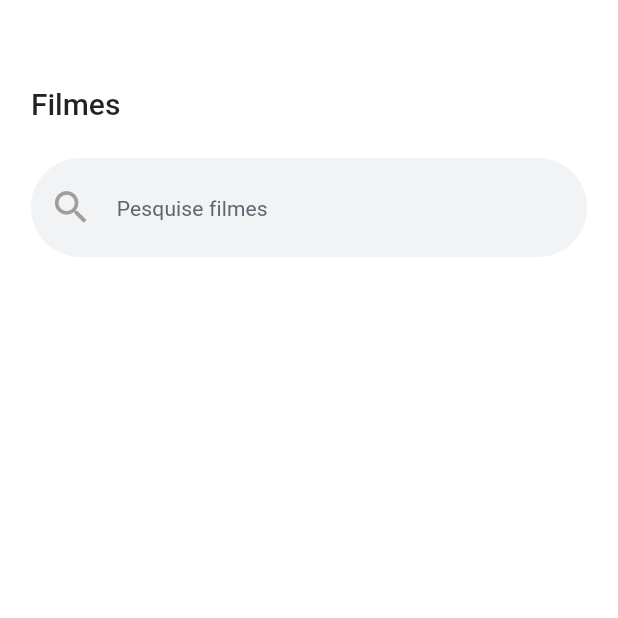
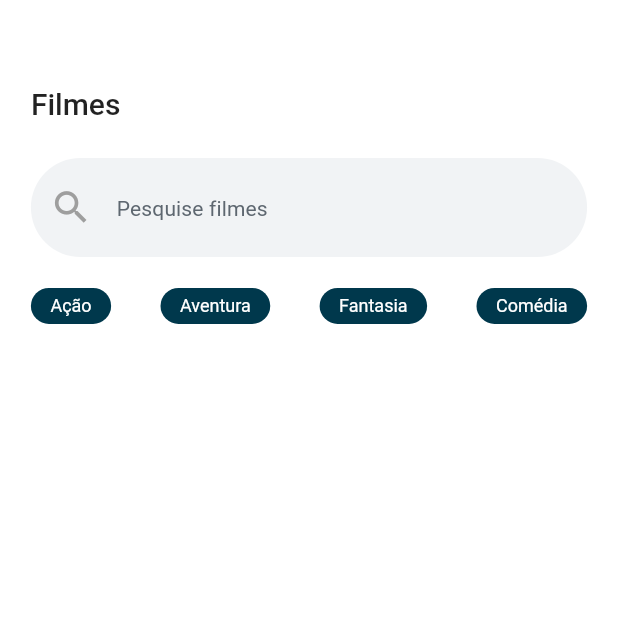
Before and after one commit to manoellribeiro/cubos-test, a Flutter app: the screen it shows after launch, on a phone screen of 412 x 824 dp, the top half of it. Run offline on Flutter 3.47's test engine with Material 2 defaults, Android fonts, the phone set to English and light mode, and no system bars; our stand-ins replace connectivity, dartz, dio, flutter_modular.

Commit message:
feat: create genre tab bar widget

```diff
--- a/lib/app/core/configs/stylings.dart
+++ b/lib/app/core/configs/stylings.dart
@@ -5,9 +5,11 @@ class AppTheme {
 
   static const Color gray08 = Color(0xffF1F3F5);
   static const Color gray02 = Color(0xff5E6770);
+  static const Color accentColor = Color(0xff00384C);
 
   static final ThemeData lightThemeHome = ThemeData(
     scaffoldBackgroundColor: Colors.white,
+    accentColor: accentColor,
     backgroundColor: gray08,
     textTheme: TextTheme(
       subtitle2: TextStyle(
--- a/lib/app/features/list_movies/presentation/views/list_movies_page.dart
+++ b/lib/app/features/list_movies/presentation/views/list_movies_page.dart
@@ -1,4 +1,5 @@
 import 'package:cubos_test/app/core/configs/size_config.dart';
+import 'package:cubos_test/app/features/list_movies/presentation/widgets/genre_tab_bar_widget.dart';
 import 'package:cubos_test/app/features/list_movies/presentation/widgets/rounded_search_textfield_widget.dart';
 import 'package:flutter/material.dart';
 import 'package:flutter_modular/flutter_modular.dart';
@@ -20,7 +21,6 @@ class _ListMoviesPageState extends State<ListMoviesPage> {
             left: 0,
             child: Container(
               color: Colors.white,
-              height: SizeConfig.heightMultiplier * 28,
               width: SizeConfig.widthMultiplier * 100,
               child: Padding(
                 padding: EdgeInsets.symmetric(horizontal: SizeConfig.widthMultiplier * 5),
@@ -39,6 +39,28 @@ class _ListMoviesPageState extends State<ListMoviesPage> {
                       textInputType: TextInputType.text,
                       obscureText: false,
                     ),
+                    SizedBox(height: SizeConfig.widthMultiplier * 5,),
+                    Row(
+                      mainAxisAlignment: MainAxisAlignment.spaceBetween,
+                      children: [
+                        GenreTabBar(
+                          isSelect: true,
+                          genreName: "Ação",
+                        ),
+                        GenreTabBar(
+                          isSelect: true,
+                          genreName: "Aventura",
+                        ),
+                        GenreTabBar(
+                          isSelect: true,
+                          genreName: "Fantasia",
+                        ),
+                        GenreTabBar(
+                          isSelect: true,
+                          genreName: "Comédia",
+                        ),
+                      ],),
+                      SizedBox(height: SizeConfig.heightMultiplier * 5)
                   ],
                 ),
               )
--- a/lib/app/features/list_movies/presentation/widgets/genre_tab_bar_widget.dart
+++ b/lib/app/features/list_movies/presentation/widgets/genre_tab_bar_widget.dart
@@ -0,0 +1,30 @@
+import 'package:cubos_test/app/core/configs/size_config.dart';
+import 'package:flutter/material.dart';
+
+class GenreTabBar extends StatelessWidget {
+
+  bool isSelect;
+  final String genreName;
+
+  GenreTabBar({Key key, this.genreName, this.isSelect}) : super(key: key);
+
+  @override
+  Widget build(BuildContext context) {
+    return AnimatedContainer(
+      duration: Duration(milliseconds: 300),
+      decoration: BoxDecoration(
+        border: Border.all(color: isSelect ? Colors.transparent : Theme.of(context).backgroundColor),
+        borderRadius: BorderRadius.circular(26),
+        color: isSelect ? Theme.of(context).accentColor : Colors.white
+      ),
+      child: Center(
+        child: Padding(
+          padding: EdgeInsets.symmetric(horizontal: 12, vertical: 4),
+          child: Text(genreName,
+          style: Theme.of(context).textTheme.caption.copyWith(color: isSelect ? Colors.white : Theme.of(context).accentColor),
+          ),
+        ),
+      ),
+    );
+  }
+}
```
